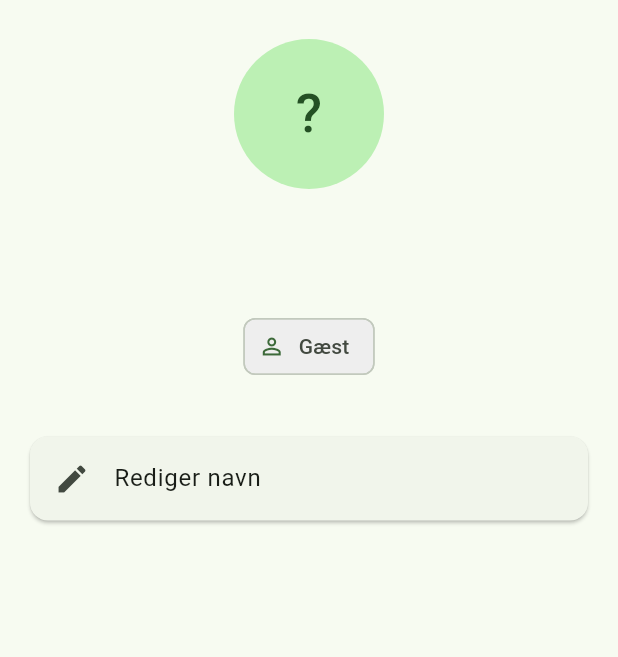
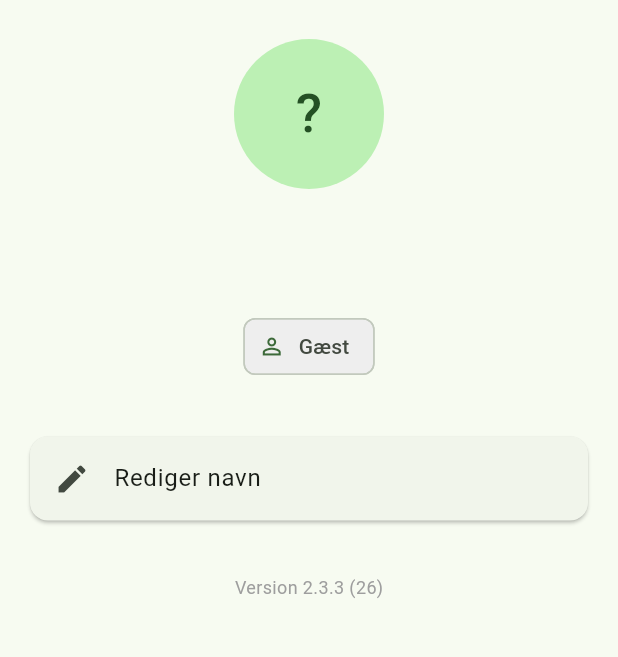
Before and after one commit to brinch-dev/risinge-jagt-app, a Flutter app: the ProfilePage screen opened directly, on a phone screen of 412 x 824 dp, the part 69-726 px from its top. Run offline on Flutter 3.47's test engine with Material 3 defaults, Android fonts, the phone set to English and light mode, and no system bars; our stand-ins replace firebase_core, firebase_messaging, flutter_dotenv, flutter_local_notifications, flutter_map, flutter_riverpod and 11 more; accounts and stored records are empty.

Commit message:
Vis versionsnummer på profilsiden
Co-Authored-By: Claude Opus 4.6 <noreply@anthropic.com>

```diff
--- a/lib/features/profile/presentation/pages/profile_page.dart
+++ b/lib/features/profile/presentation/pages/profile_page.dart
@@ -6,6 +6,7 @@ import 'package:jagt_app/providers/auth_provider.dart';
 import 'package:jagt_app/models/user_profile.dart';
 import 'package:jagt_app/features/notifications/presentation/widgets/notification_bell.dart';
 import 'package:jagt_app/services/push_notification_service.dart';
+import 'package:package_info_plus/package_info_plus.dart';
 
 class ProfilePage extends ConsumerStatefulWidget {
   const ProfilePage({Key? key}) : super(key: key);
@@ -114,6 +115,20 @@ class _ProfilePageState extends ConsumerState<ProfilePage> {
             ),
           ),
         ],
+        const SizedBox(height: 32),
+        FutureBuilder<PackageInfo>(
+          future: PackageInfo.fromPlatform(),
+          builder: (context, snapshot) {
+            final version = snapshot.data?.version ?? '';
+            final build = snapshot.data?.buildNumber ?? '';
+            return Center(
+              child: Text(
+                'Version $version ($build)',
+                style: TextStyle(fontSize: 12, color: Colors.grey.shade500),
+              ),
+            );
+          },
+        ),
       ],
     );
   }
--- a/pubspec.yaml
+++ b/pubspec.yaml
@@ -2,7 +2,7 @@ name: jagt_app
 description: "Jagt hunting app with Flutter + Supabase"
 publish_to: 'none'
 
-version: 2.3.2+25
+version: 2.3.3+26
 
 environment:
   sdk: '>=3.0.0 <4.0.0'
```
